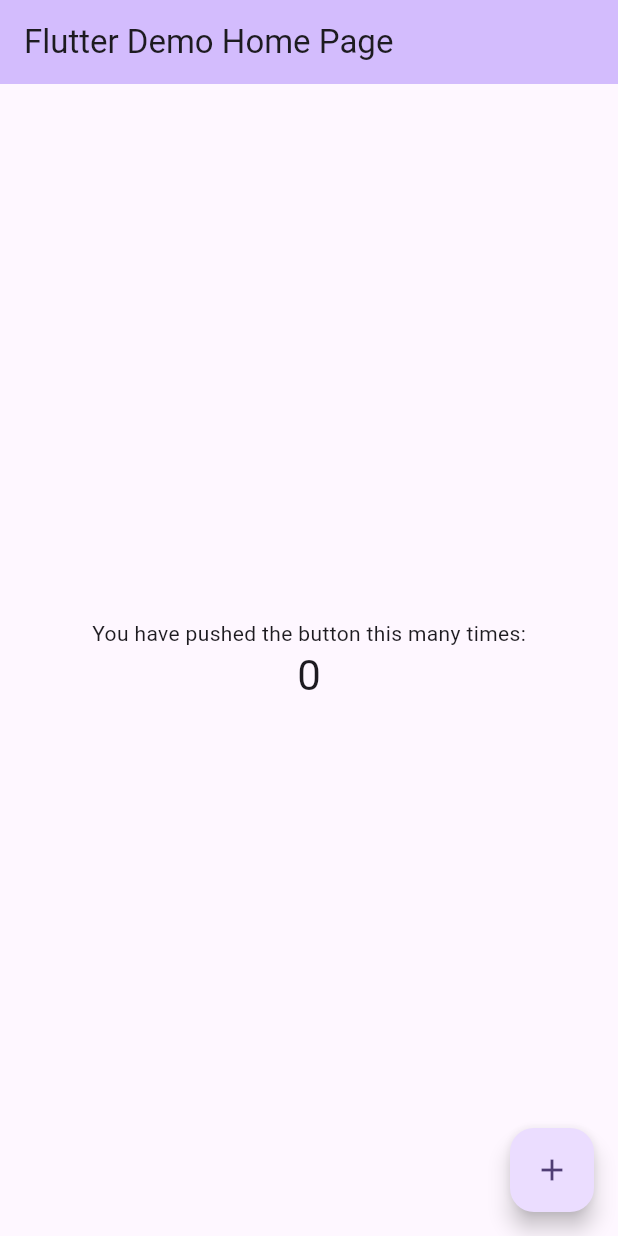
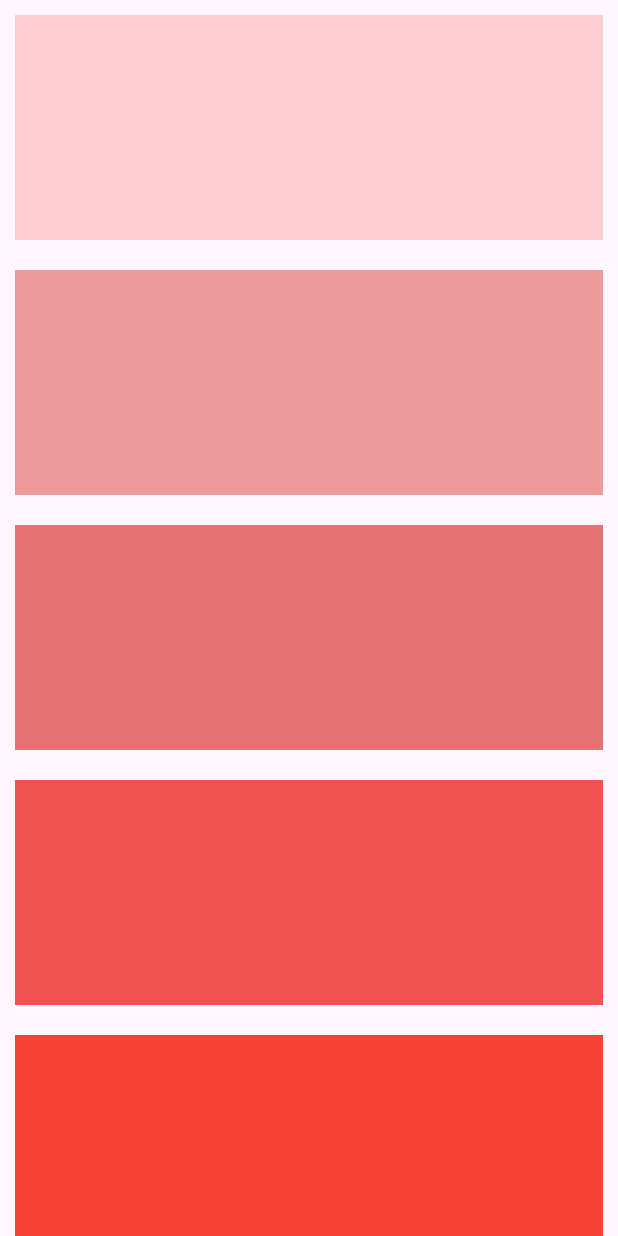
Before and after one commit to hakimkhon/instagram, a Flutter app: the screen it shows after launch, on a phone screen of 412 x 824 dp. Run offline on Flutter 3.47's test engine with Material 3 defaults, Android fonts, the phone set to English and light mode, and no system bars; our stand-ins replace dotted_border.

Commit message:
my commit

```diff
--- a/lib/main.dart
+++ b/lib/main.dart
@@ -1,4 +1,6 @@
 import 'package:flutter/material.dart';
+import 'package:instagram/widgets/home_page.dart';
+import 'package:instagram/widgets/test.dart';
 
 void main() {
   runApp(const MyApp());
@@ -7,119 +9,16 @@ void main() {
 class MyApp extends StatelessWidget {
   const MyApp({super.key});
 
-  // This widget is the root of your application.
   @override
   Widget build(BuildContext context) {
     return MaterialApp(
-      title: 'Flutter Demo',
+      title: "Instagram",
+      debugShowCheckedModeBanner: false,
       theme: ThemeData(
-        // This is the theme of your application.
-        //
-        // TRY THIS: Try running your application with "flutter run". You'll see
-        // the application has a purple toolbar. Then, without quitting the app,
-        // try changing the seedColor in the colorScheme below to Colors.green
-        // and then invoke "hot reload" (save your changes or press the "hot
-        // reload" button in a Flutter-supported IDE, or press "r" if you used
-        // the command line to start the app).
-        //
-        // Notice that the counter didn't reset back to zero; the application
-        // state is not lost during the reload. To reset the state, use hot
-        // restart instead.
-        //
-        // This works for code too, not just values: Most code changes can be
-        // tested with just a hot reload.
-        colorScheme: ColorScheme.fromSeed(seedColor: Colors.deepPurple),
+        primarySwatch: Colors.red,
         useMaterial3: true,
       ),
-      home: const MyHomePage(title: 'Flutter Demo Home Page'),
+      home: const Test(),
     );
   }
 }
-
-class MyHomePage extends StatefulWidget {
-  const MyHomePage({super.key, required this.title});
-
-  // This widget is the home page of your application. It is stateful, meaning
-  // that it has a State object (defined below) that contains fields that affect
-  // how it looks.
-
-  // This class is the configuration for the state. It holds the values (in this
-  // case the title) provided by the parent (in this case the App widget) and
-  // used by the build method of the State. Fields in a Widget subclass are
-  // always marked "final".
-
-  final String title;
-
-  @override
-  State<MyHomePage> createState() => _MyHomePageState();
-}
-
-class _MyHomePageState extends State<MyHomePage> {
-  int _counter = 0;
-
-  void _incrementCounter() {
-    setState(() {
-      // This call to setState tells the Flutter framework that something has
-      // changed in this State, which causes it to rerun the build method below
-      // so that the display can reflect the updated values. If we changed
-      // _counter without calling setState(), then the build method would not be
-      // called again, and so nothing would appear to happen.
-      _counter++;
-    });
-  }
-
-  @override
-  Widget build(BuildContext context) {
-    // This method is rerun every time setState is called, for instance as done
-    // by the _incrementCounter method above.
-    //
-    // The Flutter framework has been optimized to make rerunning build methods
-    // fast, so that you can just rebuild anything that needs updating rather
-    // than having to individually change instances of widgets.
-    return Scaffold(
-      appBar: AppBar(
-        // TRY THIS: Try changing the color here to a specific color (to
-        // Colors.amber, perhaps?) and trigger a hot reload to see the AppBar
-        // change color while the other colors stay the same.
-        backgroundColor: Theme.of(context).colorScheme.inversePrimary,
-        // Here we take the value from the MyHomePage object that was created by
-        // the App.build method, and use it to set our appbar title.
-        title: Text(widget.title),
-      ),
-      body: Center(
-        // Center is a layout widget. It takes a single child and positions it
-        // in the middle of the parent.
-        child: Column(
-          // Column is also a layout widget. It takes a list of children and
-          // arranges them vertically. By default, it sizes itself to fit its
-          // children horizontally, and tries to be as tall as its parent.
-          //
-          // Column has various properties to control how it sizes itself and
-          // how it positions its children. Here we use mainAxisAlignment to
-          // center the children vertically; the main axis here is the vertical
-          // axis because Columns are vertical (the cross axis would be
-          // horizontal).
-          //
-          // TRY THIS: Invoke "debug painting" (choose the "Toggle Debug Paint"
-          // action in the IDE, or press "p" in the console), to see the
-          // wireframe for each widget.
-          mainAxisAlignment: MainAxisAlignment.center,
-          children: <Widget>[
-            const Text(
-              'You have pushed the button this many times:',
-            ),
-            Text(
-              '$_counter',
-              style: Theme.of(context).textTheme.headlineMedium,
-            ),
-          ],
-        ),
-      ),
-      floatingActionButton: FloatingActionButton(
-        onPressed: _incrementCounter,
-        tooltip: 'Increment',
-        child: const Icon(Icons.add),
-      ), // This trailing comma makes auto-formatting nicer for build methods.
-    );
-  }
-}
--- /dev/null
+++ b/lib/widgets/cont.dart
@@ -0,0 +1,15 @@
+import 'package:flutter/material.dart';
+
+class Cont extends StatelessWidget {
+  const Cont({super.key, this.rang = 100});
+  final int rang;
+  @override
+  Widget build(BuildContext context) {
+    return Container(
+      width: 300,
+      height: 150,
+      color: Colors.red[rang],
+      margin: const EdgeInsets.all(10),
+    );
+  }
+}
--- /dev/null
+++ b/lib/widgets/test.dart
@@ -0,0 +1,20 @@
+import 'package:flutter/material.dart';
+import 'package:instagram/widgets/cont.dart';
+
+class Test extends StatelessWidget {
+  const Test({super.key});
+
+  @override
+  Widget build(BuildContext context) {
+    return Scaffold(
+      body: SafeArea(
+        child: ListView(
+          children: [
+            for(int i = 1; i < 10; i++)
+            Cont(rang: i * 100),
+          ],
+        ),
+      ),
+    );
+  }
+}
--- a/pubspec.yaml
+++ b/pubspec.yaml
@@ -35,6 +35,7 @@ dependencies:
   # The following adds the Cupertino Icons font to your application.
   # Use with the CupertinoIcons class for iOS style icons.
   cupertino_icons: ^1.0.6
+  dotted_border: ^2.1.0
 
 dev_dependencies:
   flutter_test:
@@ -59,8 +60,8 @@ flutter:
   uses-material-design: true
 
   # To add assets to your application, add an assets section, like this:
-  # assets:
-  #   - images/a_dot_burr.jpeg
+  assets:
+    - asset/images/
   #   - images/a_dot_ham.jpeg
 
   # An image asset can refer to one or more resolution-specific "variants", see
```
Also changed, not shown: lib/models/car_model.dart (added, +17 -0 lines), lib/widgets/home_page.dart (added, +39 -0 lines), asset/images/ferrari.jpg (added), asset/images/ferrari.webp (added), pubspec.lock.
